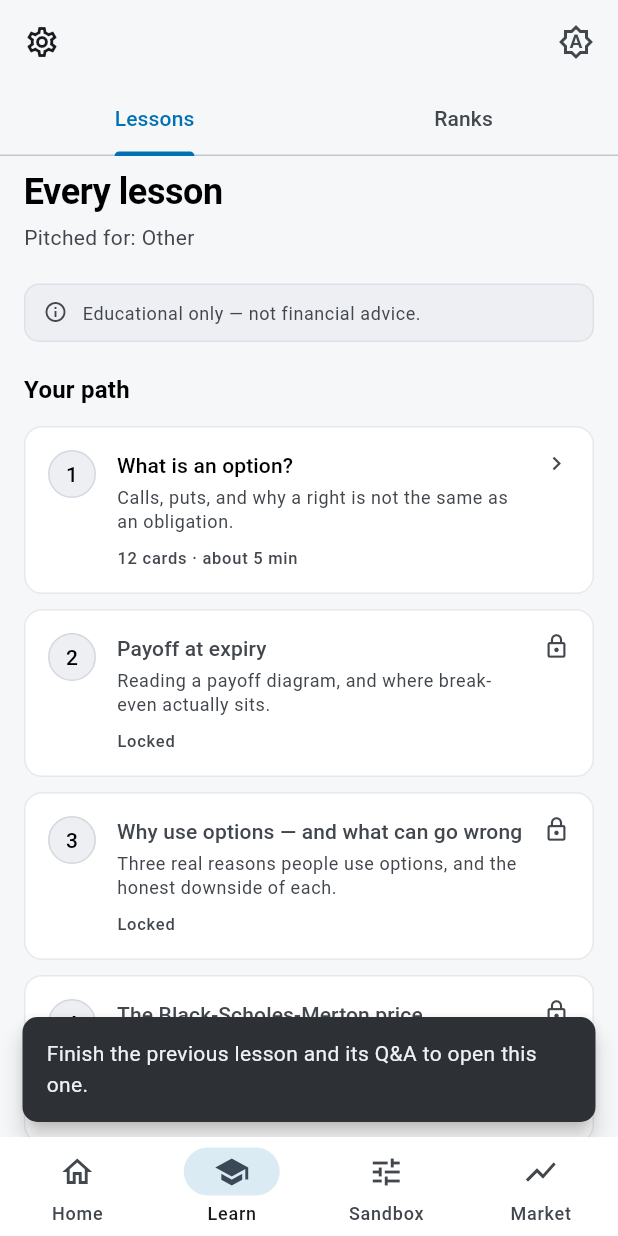
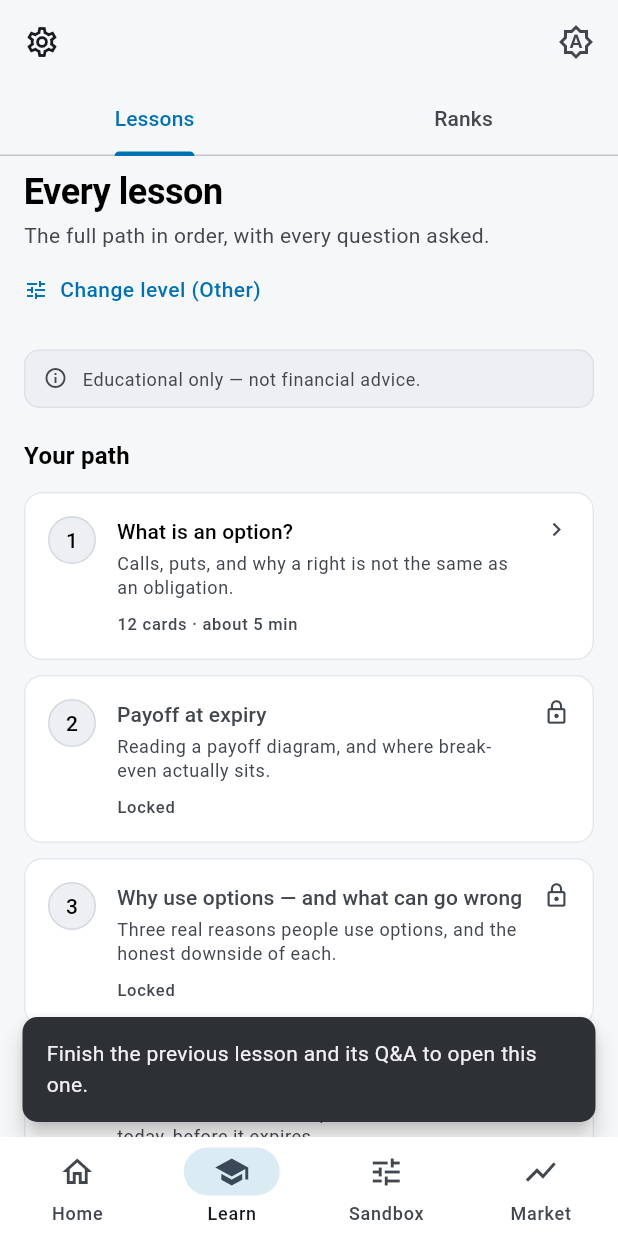
Before and after one commit to LaserMonke/kristalApp, a Flutter app: the LearnScreen screen opened by its route, after a tap on an icon or button, on a phone screen of 412 x 824 dp. Run offline on Flutter 3.47's test engine with Material 3 defaults, Android fonts, the phone set to English and light mode, and no system bars; our stand-ins replace audioplayers, flutter_dotenv, flutter_local_notifications, flutter_riverpod, flutter_timezone, go_router and 3 more; accounts and stored records are empty; network calls fail.

Commit message:
Phase 10, part 1: pitch the path to the learner's education level
The level was captured at sign-up and then used for nothing. It now decides
three things: where the advanced material sits in the path, whether the harder
Q&A questions are asked by default, and how the daily reminder is worded.

Personalisation is applied once, where lessons are read, so the path, the
player, the Q&A and the certificate count all see the same personalised lesson
and cannot disagree about what finishing one requires. LearningProfile is the
single table mapping level to behaviour, rather than conditionals spread
across screens.

Ordering is authored per lesson as advanced_order rather than computed, so the
path a given learner walks is readable in the content file. For a postgraduate
or working learner, stochastic vol and path-dependent options come forward and
strategies moves back.

Two constraints, both tested.

Nothing is hidden. Every learner reaches every lesson and can open anything;
the level changes order and default questions only. Locking a sixteen-year-old
out of the Heston lesson would be patronising, and it would quietly change what
the completion certificate means.

Risk copy is never softened. What an option can cost does not depend on who is
reading, so no level gets a gentler warning — a beginner needs it stated more
plainly, not less. A test scans every reminder for profit-promise and guilt
phrasing and checks each one says how to turn it off.

A lesson whose questions are all stretch keeps its Q&A rather than losing it:
dropping them would silently move the unlock gate.

The pitch is stated on the Learn tab with a one-tap route to change it, and
advanced lessons carry a label — personalisation the learner can see and
override, not something done to them quietly.

Co-Authored-By: Claude Opus 5 <noreply@anthropic.com>

```diff
--- /dev/null
+++ b/lib/data/models/learning_profile.dart
@@ -0,0 +1,111 @@
+import 'education_level.dart';
+
+/// How the app is pitched for one learner, derived from their education level.
+///
+/// One place decides everything personalisation touches — path order, Q&A
+/// difficulty, reminder wording — so the answer to "what does a high-schooler
+/// see?" is a single readable table rather than scattered conditionals.
+///
+/// Two rules constrain this and are worth stating plainly:
+///
+/// Nothing is ever HIDDEN. Every learner can reach every lesson and every
+/// question; the level only changes what is put in front of them first and
+/// what is asked by default. Locking a sixteen-year-old out of the Heston
+/// lesson would be patronising, and it would quietly change what the
+/// completion certificate means.
+///
+/// Risk copy is never softened. The downside of an option does not depend on
+/// who is reading (CLAUDE.md rule 2), so no level gets a gentler warning — a
+/// beginner arguably needs it stated more plainly, not less.
+class LearningProfile {
+  const LearningProfile({
+    required this.level,
+    required this.usesAdvancedOrder,
+    required this.asksStretchQuestions,
+    required this.pitch,
+    required this.reminderTitle,
+    required this.reminderBody,
+  });
+
+  final EducationLevel level;
+
+  /// Whether the path follows each lesson's advanced ordering, which brings
+  /// the exotics and stochastic-vol material forward instead of leaving it at
+  /// the end.
+  final bool usesAdvancedOrder;
+
+  /// Whether the harder questions are included in the graded Q&A by default.
+  /// When false they are still available — they are just not required to
+  /// finish a lesson.
+  final bool asksStretchQuestions;
+
+  /// One line for the UI: how lessons are currently pitched.
+  final String pitch;
+
+  /// Reminder copy. Never a profit promise, never guilt (CLAUDE.md rules 3 & 9)
+  /// — the wording changes register, not pressure.
+  final String reminderTitle;
+  final String reminderBody;
+
+  static LearningProfile forLevel(EducationLevel level) => switch (level) {
+    EducationLevel.highSchool => const LearningProfile(
+      level: EducationLevel.highSchool,
+      usesAdvancedOrder: false,
+      asksStretchQuestions: false,
+      pitch:
+          'Pitched for high school: the foundations first, worked through '
+          'slowly. The advanced lessons come last — they are open whenever '
+          'you want them.',
+      reminderTitle: 'Ready for a few cards?',
+      reminderBody:
+          'A lesson takes about five minutes. Go at your pace — this reminder '
+          'turns off in Settings.',
+    ),
+    EducationLevel.undergraduate => const LearningProfile(
+      level: EducationLevel.undergraduate,
+      usesAdvancedOrder: false,
+      asksStretchQuestions: true,
+      pitch:
+          'Pitched for undergraduates: the full path in order, including the '
+          'harder Q&A questions.',
+      reminderTitle: 'A few minutes of options study?',
+      reminderBody:
+          'One lesson card at a time. Your pace — this reminder is off '
+          'anytime in Settings.',
+    ),
+    EducationLevel.postgraduate => const LearningProfile(
+      level: EducationLevel.postgraduate,
+      usesAdvancedOrder: true,
+      asksStretchQuestions: true,
+      pitch:
+          'Pitched for postgraduates: the models and exotics come earlier, '
+          'and every question is asked.',
+      reminderTitle: 'Pick up where you left off?',
+      reminderBody:
+          'The next lesson is waiting. Turn this reminder off in Settings '
+          'whenever it stops being useful.',
+    ),
+    EducationLevel.earlyCareer => const LearningProfile(
+      level: EducationLevel.earlyCareer,
+      usesAdvancedOrder: true,
+      asksStretchQuestions: true,
+      pitch:
+          'Pitched for early career: straight to the pricing and strategy '
+          'material, with every question asked.',
+      reminderTitle: 'Ten minutes on derivatives?',
+      reminderBody:
+          'Short lessons that fit around a working day. Off in Settings '
+          'whenever you like.',
+    ),
+    EducationLevel.other => const LearningProfile(
+      level: EducationLevel.other,
+      usesAdvancedOrder: false,
+      asksStretchQuestions: true,
+      pitch: 'The full path in order, with every question asked.',
+      reminderTitle: 'A few minutes of options study?',
+      reminderBody:
+          'One lesson card at a time. Your pace — this reminder is off '
+          'anytime in Settings.',
+    ),
+  };
+}
--- a/lib/data/models/lesson.dart
+++ b/lib/data/models/lesson.dart
@@ -1,5 +1,6 @@
 import '../../pricing/black_scholes.dart' show OptionType;
 import '../../pricing/payoff.dart';
+import 'learning_profile.dart';
 import 'quiz.dart';
 
 /// Lesson content as DATA.
@@ -16,6 +17,8 @@ class Lesson {
     required this.title,
     required this.summary,
     required this.cards,
+    this.advancedOrder,
+    this.isAdvanced = false,
     this.estimatedMinutes = 3,
     this.questions = const <QuizQuestion>[],
     this.reviewedBy,
@@ -26,6 +29,17 @@ class Lesson {
 
   /// Position in the learning path. Lower comes first.
   final int order;
+
+  /// Position for a learner who already has the mathematics — postgraduate or
+  /// working (see [LearningProfile]). Authored per lesson rather than computed,
+  /// so the path a given learner walks is readable in the content file instead
+  /// of falling out of arithmetic in the engine. Null means "same as [order]".
+  final int? advancedOrder;
+
+  /// Marks the material that assumes the earlier lessons: exotics, stochastic
+  /// volatility, structured products. It changes where a lesson sits and how
+  /// it is labelled — never whether it can be opened.
+  final bool isAdvanced;
 
   final String title;
   final String summary;
@@ -46,6 +60,42 @@ class Lesson {
 
   int get quizQuestionCount => questions.length;
 
+  /// Where this lesson sits for [profile].
+  int orderFor(LearningProfile profile) =>
+      profile.usesAdvancedOrder ? (advancedOrder ?? order) : order;
+
+  /// This lesson as [profile] should meet it: the same cards, with the graded
+  /// questions narrowed to the ones that level is asked by default.
+  ///
+  /// Personalisation happens HERE, once, at the point lessons are read — so
+  /// every screen downstream (the path, the player, the Q&A, the certificate
+  /// count) is looking at the same personalised lesson and cannot disagree
+  /// about what finishing it requires.
+  Lesson forProfile(LearningProfile profile) {
+    if (profile.asksStretchQuestions) return this;
+    final List<QuizQuestion> kept = <QuizQuestion>[
+      for (final QuizQuestion q in questions)
+        if (!q.isStretch) q,
+    ];
+    // Never leave a lesson with nothing to answer: if every question is a
+    // stretch question, ask them anyway rather than silently dropping the Q&A
+    // and changing what finishing the lesson means.
+    if (kept.isEmpty) return this;
+    return Lesson(
+      id: id,
+      order: order,
+      advancedOrder: advancedOrder,
+      isAdvanced: isAdvanced,
+      title: title,
+      summary: summary,
+      cards: cards,
+      estimatedMinutes: estimatedMinutes,
+      questions: kept,
+      reviewedBy: reviewedBy,
+      reviewedOn: reviewedOn,
+    );
+  }
+
   factory Lesson.fromJson(Map<String, dynamic> json) {
     final List<dynamic> rawCards = json['cards'] as List<dynamic>? ?? <dynamic>[];
     final String? reviewedOn = json['reviewed_on'] as String?;
@@ -53,6 +103,8 @@ class Lesson {
     return Lesson(
       id: json['id'] as String,
       order: json['order'] as int,
+      advancedOrder: json['advanced_order'] as int?,
+      isAdvanced: json['advanced'] as bool? ?? false,
       title: json['title'] as String,
       summary: json['summary'] as String,
       estimatedMinutes: json['estimated_minutes'] as int? ?? 3,
--- a/lib/features/learn/learn_screen.dart
+++ b/lib/features/learn/learn_screen.dart
@@ -8,6 +8,7 @@ import '../../core/widgets/disclaimer_text.dart';
 import '../../core/widgets/settings_button.dart';
 import '../../core/widgets/theme_toggle_button.dart';
 import '../../data/models/app_user.dart';
+import '../../data/models/learning_profile.dart';
 import '../../providers/auth_controller.dart';
 import '../../providers/lesson_providers.dart';
 import '../leaderboard/leaderboard_screen.dart';
@@ -50,6 +51,7 @@ class _LessonsView extends ConsumerWidget {
   Widget build(BuildContext context, WidgetRef ref) {
     final ThemeData theme = Theme.of(context);
     final AppUser? user = ref.watch(currentUserProvider);
+    final LearningProfile profile = ref.watch(learningProfileProvider);
     final AsyncValue<List<LessonNode>> path = ref.watch(lessonPathProvider);
 
     return ListView(
@@ -61,11 +63,30 @@ class _LessonsView extends ConsumerWidget {
           Text(
             user == null
                 ? 'Start with what an option actually is.'
-                : 'Pitched for: ${user.educationLevel.label}',
+                : profile.pitch,
             style: theme.textTheme.bodyMedium?.copyWith(
               color: theme.colorScheme.onSurfaceVariant,
+              height: 1.35,
             ),
           ),
+          if (user != null) ...<Widget>[
+            const SizedBox(height: 6),
+            // Personalisation is stated and changeable, never silent: a
+            // learner should know why their path looks the way it does, and be
+            // able to change it in one tap.
+            Align(
+              alignment: Alignment.centerLeft,
+              child: TextButton.icon(
+                onPressed: () => context.push(Routes.profile),
+                icon: const Icon(Icons.tune, size: 16),
+                label: Text('Change level (${user.educationLevel.label})'),
+                style: TextButton.styleFrom(
+                  visualDensity: VisualDensity.compact,
+                  padding: EdgeInsets.zero,
+                ),
+              ),
+            ),
+          ],
           const SizedBox(height: 20),
           const DisclaimerBanner(
             text: Disclaimers.noAdviceShort,
@@ -141,13 +162,47 @@ class _LessonTile extends StatelessWidget {
                   child: Column(
                     crossAxisAlignment: CrossAxisAlignment.start,
                     children: <Widget>[
-                      Text(
+                      Row(
+                        children: <Widget>[
+                          Flexible(
+                            child: Text(
                               node.lesson.title,
                               style: theme.textTheme.titleSmall?.copyWith(
                                 color: locked
                                     ? theme.colorScheme.onSurfaceVariant
                                     : null,
                               ),
+                            ),
+                          ),
+                          // Says which lessons build on the rest, so their
+                          // position in the path is explained rather than
+                          // arbitrary. It is a label, never a lock.
+                          if (node.lesson.isAdvanced) ...<Widget>[
+                            const SizedBox(width: 6),
+                            Container(
+                              padding: const EdgeInsets.symmetric(
+                                horizontal: 6,
+                                vertical: 1,
+                              ),
+                              decoration: BoxDecoration(
+                                borderRadius: BorderRadius.circular(4),
+                                border: Border.all(
+                                  color: theme.colorScheme.outline.withValues(
+                                    alpha: 0.6,
+                                  ),
+                                ),
+                              ),
+                              child: Text(
+                                'ADVANCED',
+                                style: theme.textTheme.labelSmall?.copyWith(
+                                  fontSize: 9,
+                                  letterSpacing: 0.5,
+                                  color: theme.colorScheme.onSurfaceVariant,
+                                ),
+                              ),
+                            ),
+                          ],
+                        ],
                       ),
                       const SizedBox(height: 4),
                       Text(
--- a/lib/notifications/local_reminder_service.dart
+++ b/lib/notifications/local_reminder_service.dart
@@ -88,29 +88,42 @@ class LocalReminderService implements ReminderService {
   }
 
   @override
-  Future<bool> scheduleDaily({required int hour, required int minute}) async {
+  Future<bool> scheduleDaily({
+    required int hour,
+    required int minute,
+    required String title,
+    required String body,
+  }) async {
     if (!isSupported) return false;
 
     // Any platform failure — plugin missing, channel error, OS refusal — is
     // reported as "not scheduled" rather than crashing: a reminder is never
     // worth taking the app down for.
     try {
-      return await _schedule(hour: hour, minute: minute);
+      return await _schedule(
+        hour: hour,
+        minute: minute,
+        title: title,
+        body: body,
+      );
     } on Object {
       return false;
     }
   }
 
-  Future<bool> _schedule({required int hour, required int minute}) async {
+  Future<bool> _schedule({
+    required int hour,
+    required int minute,
+    required String title,
+    required String body,
+  }) async {
     await _ensureInitialized();
     if (!await _requestPermission()) return false;
 
     await _plugin.zonedSchedule(
       id: _dailyReminderId,
-      title: 'A few minutes of options study?',
-      body:
-          'One lesson card at a time. Your pace — this reminder is off '
-          'anytime in Settings.',
+      title: title,
+      body: body,
       scheduledDate: _nextInstanceOf(hour, minute),
       notificationDetails: const NotificationDetails(
         android: AndroidNotificationDetails(
--- a/lib/providers/lesson_providers.dart
+++ b/lib/providers/lesson_providers.dart
@@ -1,20 +1,62 @@
 import 'package:flutter_riverpod/flutter_riverpod.dart';
 
+import '../data/models/app_user.dart';
+import '../data/models/education_level.dart';
+import '../data/models/learning_profile.dart';
 import '../data/models/lesson.dart';
 import '../data/models/lesson_progress.dart';
+import 'auth_controller.dart';
 import 'progress_controller.dart';
 import 'repository_providers.dart';
 
-/// All lessons, ordered.
+/// How the app is pitched for the signed-in learner.
+///
+/// Falls back to [EducationLevel.other] — the neutral, everything-in-order
+/// profile — while auth is loading or when nobody is signed in, so no screen
+/// has to handle a null profile.
+final Provider<LearningProfile> learningProfileProvider =
+    Provider<LearningProfile>((Ref ref) {
+      final AppUser? user = ref.watch(currentUserProvider);
+      return LearningProfile.forLevel(
+        user?.educationLevel ?? EducationLevel.other,
+      );
+    });
+
+/// All lessons, in the order this learner should meet them, each narrowed to
+/// the questions their level is asked.
+///
+/// Personalisation is applied once, here, rather than at every call site: the
+/// path, the player, the Q&A and the certificate count all read from this, so
+/// they cannot disagree about what a lesson contains or what finishing it
+/// requires.
 final FutureProvider<List<Lesson>> lessonsProvider =
-    FutureProvider<List<Lesson>>(
-      (Ref ref) => ref.watch(lessonRepoProvider).loadLessons(),
-    );
+    FutureProvider<List<Lesson>>((Ref ref) async {
+      final LearningProfile profile = ref.watch(learningProfileProvider);
+      final List<Lesson> raw = await ref.watch(lessonRepoProvider).loadLessons();
 
-final lessonProvider = FutureProvider.family<Lesson?, String>(
-  (Ref ref, String lessonId) =>
-      ref.watch(lessonRepoProvider).loadLesson(lessonId),
-);
+      final List<Lesson> personalised = <Lesson>[
+        for (final Lesson lesson in raw) lesson.forProfile(profile),
+      ];
+      personalised.sort(
+        (Lesson a, Lesson b) => a.orderFor(profile).compareTo(
+          b.orderFor(profile),
+        ),
+      );
+      return personalised;
+    });
+
+final lessonProvider = FutureProvider.family<Lesson?, String>((
+  Ref ref,
+  String lessonId,
+) async {
+  // Derived from the personalised list rather than read again from the repo,
+  // so the player and the Q&A never show a lesson the path does not agree with.
+  final List<Lesson> lessons = await ref.watch(lessonsProvider.future);
+  for (final Lesson lesson in lessons) {
+    if (lesson.id == lessonId) return lesson;
+  }
+  return null;
+});
 
 /// A lesson plus the learner's state for it.
 class LessonNode {
--- a/lib/providers/reminder_controller.dart
+++ b/lib/providers/reminder_controller.dart
@@ -3,8 +3,10 @@ import 'dart:convert';
 import 'package:flutter_riverpod/flutter_riverpod.dart';
 import 'package:shared_preferences/shared_preferences.dart';
 
+import '../data/models/learning_profile.dart';
 import '../notifications/local_reminder_service.dart';
 import '../notifications/reminder_service.dart';
+import 'lesson_providers.dart';
 import 'repository_providers.dart';
 
 /// Overridable seam so tests (and unsupported platforms) never touch the
@@ -31,6 +33,10 @@ class ReminderController extends AsyncNotifier<ReminderSettings> {
   SharedPreferences get _prefs => ref.read(sharedPreferencesProvider);
   ReminderService get _service => ref.read(reminderServiceProvider);
 
+  /// Reminder wording follows the learner's education level: the register
+  /// changes, never the pressure (CLAUDE.md rules 3 & 9).
+  LearningProfile get _profile => ref.read(learningProfileProvider);
+
   @override
   Future<ReminderSettings> build() async {
     final String? raw = _prefs.getString(_prefsKey);
@@ -51,6 +57,8 @@ class ReminderController extends AsyncNotifier<ReminderSettings> {
     final bool scheduled = await _service.scheduleDaily(
       hour: defaults.hour,
       minute: defaults.minute,
+      title: _profile.reminderTitle,
+      body: _profile.reminderBody,
     );
     final ReminderSettings settings = defaults.copyWith(enabled: scheduled);
     await _prefs.setString(_prefsKey, jsonEncode(settings.toJson()));
@@ -63,6 +71,8 @@ class ReminderController extends AsyncNotifier<ReminderSettings> {
     final bool scheduled = await _service.scheduleDaily(
       hour: hour,
       minute: minute,
+      title: _profile.reminderTitle,
+      body: _profile.reminderBody,
     );
     if (!scheduled) {
       await _save(
```
Also changed, not shown: lib/data/models/quiz.dart (+14 -0 lines), lib/notifications/reminder_service.dart (+10 -1 lines), assets/lessons/lessons.json, 2 other files. Lines whose indentation alone changed are shown as unchanged.
